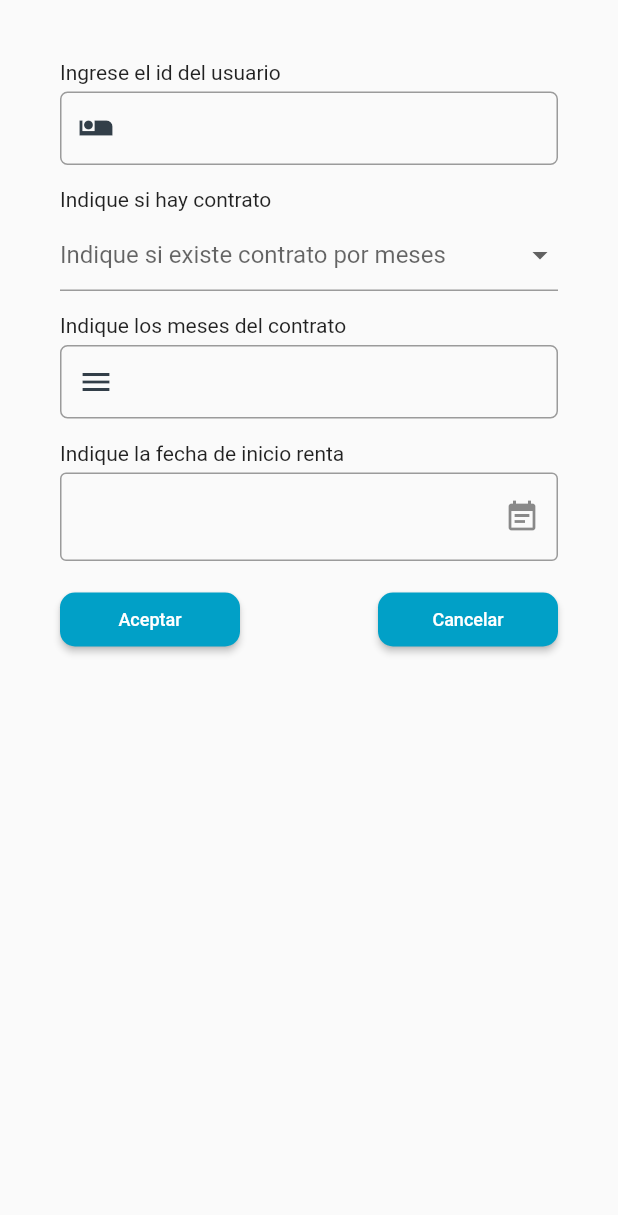
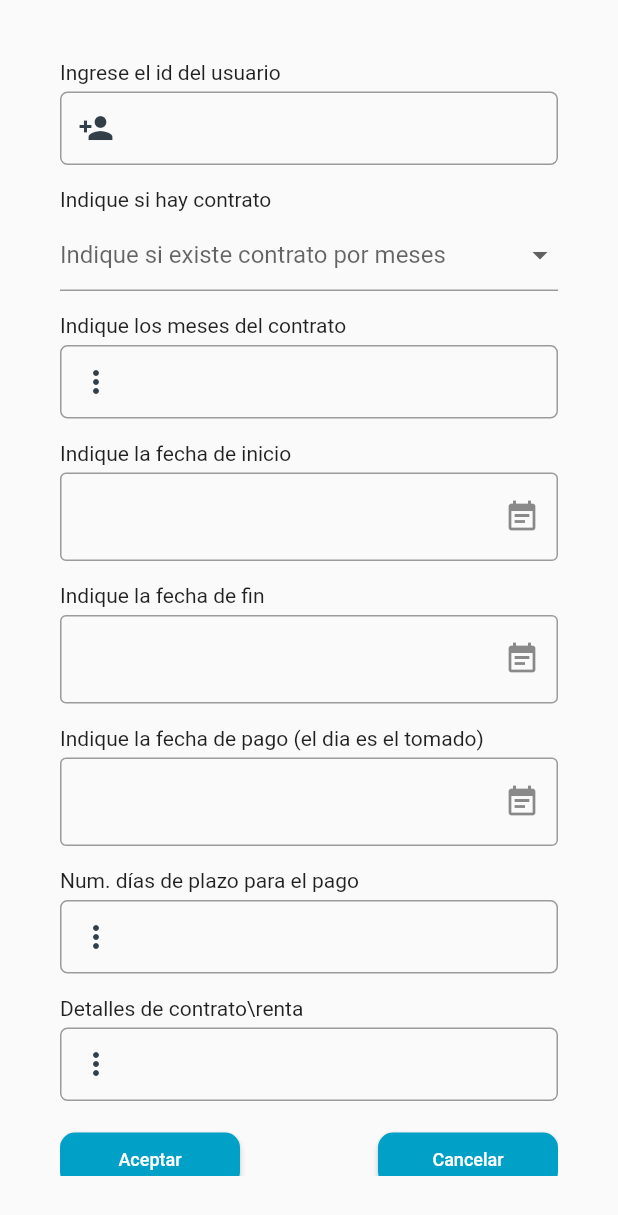
Before and after one commit to ProyectUmbrela/AppIHunt, a Flutter app: the RegisterTenant screen opened directly, on a phone screen of 412 x 824 dp. Shown: the top 1215 px of the screen. Run offline on Flutter 3.47's test engine with Material 2 defaults, Android fonts, the phone set to English and light mode, and no system bars; drawn by our look-alikes of date_field; our stand-ins replace carousel_slider, cloud_firestore, firebase_core, firebase_storage, flushbar, geocoding and 5 more; accounts and stored records are empty.

Commit message:
add
- campos en el formulario de registro de inquilinos

```diff
--- a/lib/vistas/propietario/registerRoom.dart
+++ b/lib/vistas/propietario/registerRoom.dart
@@ -175,6 +175,7 @@ class _RegisterRoomState extends State<RegisterRoom> {
       decoration:
       buildInputDecoration("Precio", Icons.monetization_on),
     );
+
     final terms = TextFormField(
       autofocus: false,
       controller: termsCtrl,
@@ -240,7 +241,7 @@ class _RegisterRoomState extends State<RegisterRoom> {
     /***************************************************************************/
 
     var canceled = () async {
-      Navigator.pushReplacementNamed(context, '/register');
+      Navigator.pushReplacementNamed(context, '/landlord');
     };
 
     Future submit() async {
--- a/lib/vistas/propietario/registerTenants.dart
+++ b/lib/vistas/propietario/registerTenants.dart
@@ -6,12 +6,11 @@ import 'package:ihunt/providers/api.dart';
 import 'package:ihunt/utils/widgets.dart';
 
 import 'package:date_field/date_field.dart';
-import 'package:nepali_date_picker/nepali_date_picker.dart';
-import 'package:nepali_utils/nepali_utils.dart';
-
 import 'package:intl/intl.dart';
 
 import 'package:shared_preferences/shared_preferences.dart';
+
+import 'package:ihunt/utils/validators.dart';
 
 import 'landlordView.dart';
 
@@ -64,7 +63,7 @@ class _RegisterTenantState extends State<RegisterTenant> {
       controller: iduserCtrl,
       validator: (value) => value.isEmpty ? "Ingrese el id del usuario a registrar" : null,
       onSaved: (value) => _iduser = value,
-      decoration: buildInputDecoration("iduser", Icons.airline_seat_individual_suite),
+      decoration: buildInputDecoration("iduser", Icons.person_add),
     );
 
 
@@ -88,8 +87,9 @@ class _RegisterTenantState extends State<RegisterTenant> {
     final months = TextFormField(
       autofocus: false,
       controller: monthsCtrl,
+      validator: numberValidator,
       onSaved: (value) => _months = value,
-      decoration: buildInputDecoration("Meses", Icons.menu),
+      decoration: buildInputDecoration("Meses", Icons.more_vert),
     );
 
 
@@ -109,6 +109,59 @@ class _RegisterTenantState extends State<RegisterTenant> {
         print(value);
       },
       onSaved: (value) => _startdate = value.toString()
+    );
+
+    final endDate = DateTimeFormField(
+        decoration: const InputDecoration(
+          hintStyle: TextStyle(color: Colors.black45),
+          errorStyle: TextStyle(color: Colors.redAccent),
+          border: OutlineInputBorder(),
+          suffixIcon: Icon(Icons.event_note),
+          //labelText: 'Only time',
+        ),
+        dateFormat: DateFormat.yMMMMd('es'),
+        mode: DateTimeFieldPickerMode.date,
+        autovalidateMode: AutovalidateMode.always,
+        validator: (e) => (e?.day ?? 0) == 1 ? 'Please not the first day' : null,
+        onDateSelected: (DateTime value) {
+          print(value);
+        },
+        onSaved: (value) => _enddate = value.toString()
+    );
+
+    final payDate = DateTimeFormField(
+        decoration: const InputDecoration(
+          hintStyle: TextStyle(color: Colors.black45),
+          errorStyle: TextStyle(color: Colors.redAccent),
+          border: OutlineInputBorder(),
+          suffixIcon: Icon(Icons.event_note),
+          //labelText: 'Only time',
+        ),
+        dateFormat: DateFormat.yMMMMd('es'),
+        mode: DateTimeFieldPickerMode.date,
+        autovalidateMode: AutovalidateMode.always,
+        validator: (e) => (e?.day ?? 0) == 1 ? 'Please not the first day' : null,
+        onDateSelected: (DateTime value) {
+          print(value);
+        },
+        onSaved: (value) => _startdate = value.toString()
+    );
+
+    final Plazo = TextFormField(
+      autofocus: false,
+      controller: plazoCtrl,
+      validator: numberValidator,
+      onSaved: (value) => _plazo = value,
+      decoration:
+      buildInputDecoration("Detalles", Icons.more_vert),
+    );
+
+    final Details = TextFormField(
+      autofocus: false,
+      controller: detailsCtrl,
+      onSaved: (value) => _details = value,
+      decoration:
+      buildInputDecoration("Términos", Icons.more_vert),
     );
 
     /**** VENTANAS DE DIALOGO PARA EL ERROR DE LA API O FORMULARIO****/
@@ -168,7 +221,12 @@ class _RegisterTenantState extends State<RegisterTenant> {
     /***************************************************************************/
 
     var canceled = () async {
-      Navigator.pushReplacementNamed(context, '/register');
+      Navigator.push(
+        context,
+        new MaterialPageRoute(
+          builder: (context) => new RegisterTenant(),
+        ),
+      );
     };
 
     Future submit() async {
@@ -181,7 +239,11 @@ class _RegisterTenantState extends State<RegisterTenant> {
           "idpropietario": id_prop,
           "contrato": _contrato,
           "meses": monthsCtrl.text,
-          "fecha_inicio": startdateCtrl.text
+          "fecha_inicio": startdateCtrl.text,
+          "fecha_fin": enddateCtrl.text,
+          "fecha_pago": paydateCtrl.text,
+          "plazo": plazoCtrl.text,
+          "detalles": detailsCtrl.text
         });
         print("############################# \n ${msg}");
 
@@ -236,9 +298,29 @@ class _RegisterTenantState extends State<RegisterTenant> {
                       months,
                       SizedBox(height: 15.0),
 
-                      label("Indique la fecha de inicio renta"),
+                      label("Indique la fecha de inicio"),
                       SizedBox(height: 5.0),
                       startDate,
+                      SizedBox(height: 15.0),
+
+                      label("Indique la fecha de fin"),
+                      SizedBox(height: 5.0),
+                      endDate,
+                      SizedBox(height: 15.0),
+
+                      label("Indique la fecha de pago (el dia es el tomado)"),
+                      SizedBox(height: 5.0),
+                      payDate,
+                      SizedBox(height: 15.0),
+
+                      label("Num. días de plazo para el pago"),
+                      SizedBox(height: 5.0),
+                      Plazo,
+                      SizedBox(height: 15.0),
+
+                      label("Detalles de contrato\\renta"),
+                      SizedBox(height: 5.0),
+                      Details,
                       SizedBox(height: 15.0),
 
                       //longButtons("Registrar", submit),
```
